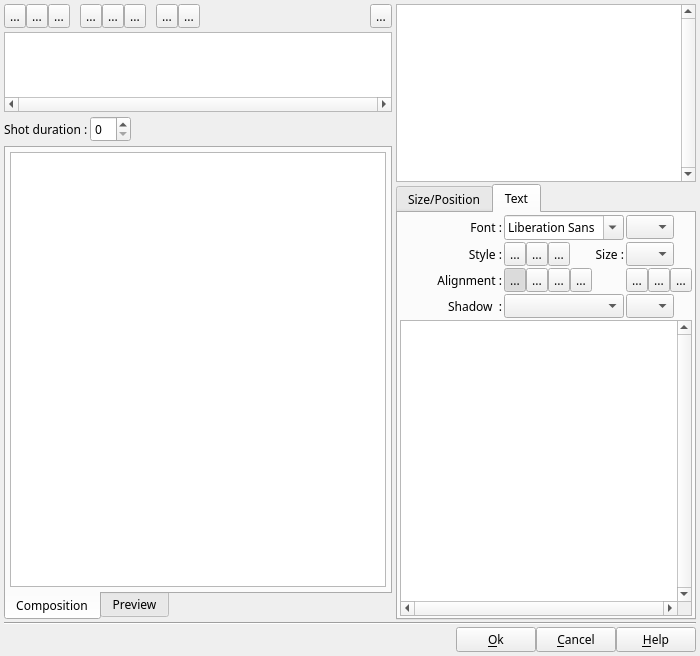
The window that DlgSlideProperties.ui (boenki/ffdiaporama) describes before a commit, drawn with Qt 5.
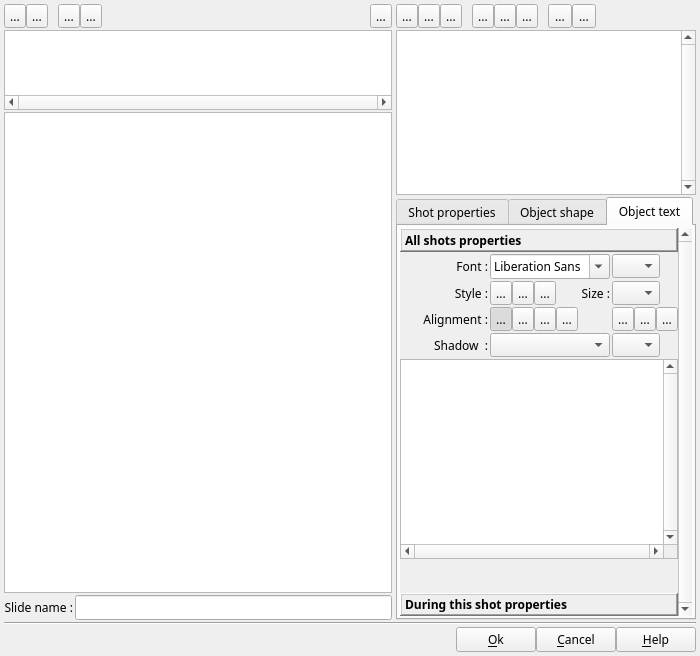
The same window after the commit. The open tabs and pages were chosen to show the change. Icons and pictures are not drawn. Custom widgets are drawn as their Qt base class.

Commit message: Donne vie aux blocs video dans les compositions (suite) - Rend le render fonctionnel avec les nouveaux blocs video

Diff of the .ui file:
```diff
--- a/DlgSlideProperties.ui
+++ b/DlgSlideProperties.ui
@@ -46,7 +46,7 @@
      <item>
       <layout class="QVBoxLayout" name="LeftLayout">
        <property name="spacing">
-        <number>4</number>
+        <number>2</number>
        </property>
        <property name="margin">
         <number>0</number>
@@ -60,7 +60,7 @@
           <number>0</number>
          </property>
          <item>
-          <widget class="QToolButton" name="AddTextBlock">
+          <widget class="QToolButton" name="toolButton">
            <property name="minimumSize">
             <size>
              <width>22</width>
@@ -78,35 +78,12 @@
            </property>
            <property name="icon">
             <iconset>
-             <normaloff>../../../../../../home/dominique/Public/Dev/ffDiaporama/ffDiaporama/icons/add_text.png</normaloff>../../../../../../home/dominique/Public/Dev/ffDiaporama/ffDiaporama/icons/add_text.png</iconset>
+             <normaloff>../../../../../../home/dominique/Public/Dev/ffDiaporama/ffDiaporama/icons/add_project.png</normaloff>../../../../../../home/dominique/Public/Dev/ffDiaporama/ffDiaporama/icons/add_project.png</iconset>
            </property>
           </widget>
          </item>
          <item>
-          <widget class="QToolButton" name="AddFileBlock">
-           <property name="minimumSize">
-            <size>
-             <width>22</width>
-             <height>24</height>
-            </size>
-           </property>
-           <property name="maximumSize">
-            <size>
-             <width>22</width>
-             <height>24</height>
-            </size>
-           </property>
-           <property name="text">
-            <string notr="true">...</string>
-           </property>
-           <property name="icon">
-            <iconset>
-             <normaloff>../../../../../../home/dominique/Public/Dev/ffDiaporama/ffDiaporama/icons/add_image.png</normaloff>../../../../../../home/dominique/Public/Dev/ffDiaporama/ffDiaporama/icons/add_image.png</iconset>
-           </property>
-          </widget>
-         </item>
-         <item>
-          <widget class="QToolButton" name="RemoveBlock">
+          <widget class="QToolButton" name="toolButton_2">
            <property name="minimumSize">
             <size>
              <width>22</width>
@@ -129,101 +106,7 @@
           </widget>
          </item>
          <item>
-          <widget class="QLabel" name="label">
-           <property name="sizePolicy">
-            <sizepolicy hsizetype="Fixed" vsizetype="Fixed">
-             <horstretch>0</horstretch>
-             <verstretch>0</verstretch>
-            </sizepolicy>
-           </property>
-           <property name="minimumSize">
-            <size>
-             <width>10</width>
-             <height>24</height>
-            </size>
-           </property>
-           <property name="maximumSize">
-            <size>
-             <width>10</width>
-             <height>24</height>
-            </size>
-           </property>
-           <property name="text">
-            <string notr="true"/>
-           </property>
-          </widget>
-         </item>
-         <item>
-          <widget class="QToolButton" name="toolButton_5">
-           <property name="minimumSize">
-            <size>
-             <width>22</width>
-             <height>24</height>
-            </size>
-           </property>
-           <property name="maximumSize">
-            <size>
-             <width>22</width>
-             <height>24</height>
-            </size>
-           </property>
-           <property name="text">
-            <string notr="true">...</string>
-           </property>
-           <property name="icon">
-            <iconset>
-             <normaloff>../../../../../../home/dominique/Public/Dev/ffDiaporama/ffDiaporama/icons/editcopy.png</normaloff>../../../../../../home/dominique/Public/Dev/ffDiaporama/ffDiaporama/icons/editcopy.png</iconset>
-           </property>
-          </widget>
-         </item>
-         <item>
-          <widget class="QToolButton" name="toolButton_6">
-           <property name="minimumSize">
-            <size>
-             <width>22</width>
-             <height>24</height>
-            </size>
-           </property>
-           <property name="maximumSize">
-            <size>
-             <width>22</width>
-             <height>24</height>
-            </size>
-           </property>
-           <property name="text">
-            <string notr="true">...</string>
-           </property>
-           <property name="icon">
-            <iconset>
-             <normaloff>../../../../../../home/dominique/Public/Dev/ffDiaporama/ffDiaporama/icons/editcut.png</normaloff>../../../../../../home/dominique/Public/Dev/ffDiaporama/ffDiaporama/icons/editcut.png</iconset>
-           </property>
-          </widget>
-         </item>
-         <item>
-          <widget class="QToolButton" name="toolButton_7">
-           <property name="minimumSize">
-            <size>
-             <width>22</width>
-             <height>24</height>
-            </size>
-           </property>
-           <property name="maximumSize">
-            <size>
-             <width>22</width>
-             <height>24</height>
-            </size>
-           </property>
-           <property name="text">
-            <string notr="true">...</string>
-           </property>
-           <property name="icon">
-            <iconset>
-             <normaloff>../../../../../../home/dominique/Public/Dev/ffDiaporama/ffDiaporama/icons/editpaste.png</normaloff>../../../../../../home/dominique/Public/Dev/ffDiaporama/ffDiaporama/icons/editpaste.png</iconset>
-           </property>
-          </widget>
-         </item>
-         <item>
-          <widget class="QLabel" name="label_2">
+          <widget class="QLabel" name="label_26">
            <property name="sizePolicy">
             <sizepolicy hsizetype="Fixed" vsizetype="Fixed">
              <horstretch>0</horstretch>
@@ -416,71 +299,30 @@
         </widget>
        </item>
        <item>
-        <layout class="QGridLayout" name="ShotProperties">
-         <property name="margin">
-          <number>0</number>
-         </property>
-         <property name="spacing">
-          <number>2</number>
-         </property>
-         <item row="0" column="0">
-          <widget class="QLabel" name="label_15">
-           <property name="text">
-            <string>Shot duration :</string>
-           </property>
-          </widget>
-         </item>
-         <item row="0" column="1">
-          <widget class="QSpinBox" name="spinBox"/>
-         </item>
-         <item row="0" column="2">
-          <spacer name="horizontalSpacer_2">
-           <property name="orientation">
-            <enum>Qt::Horizontal</enum>
-           </property>
-           <property name="sizeHint" stdset="0">
-            <size>
-             <width>40</width>
-             <height>20</height>
-            </size>
-           </property>
-          </spacer>
-         </item>
-        </layout>
-       </item>
-       <item>
-        <widget class="QTabWidget" name="CompoPreview">
-         <property name="tabPosition">
-          <enum>QTabWidget::South</enum>
-         </property>
-         <property name="tabShape">
-          <enum>QTabWidget::Rounded</enum>
-         </property>
-         <property name="currentIndex">
-          <number>0</number>
-         </property>
-         <widget class="QWidget" name="CompositionTab">
-          <attribute name="title">
-           <string>Composition</string>
-          </attribute>
-          <layout class="QVBoxLayout" name="verticalLayout_2">
-           <property name="spacing">
-            <number>2</number>
-           </property>
-           <property name="margin">
-            <number>4</number>
-           </property>
-           <item>
             <widget class="QGraphicsView" name="GraphicsView"/>
            </item>
-          </layout>
-         </widget>
-         <widget class="QWidget" name="PreviewTab">
-          <attribute name="title">
-           <string>Preview</string>
-          </attribute>
-         </widget>
-        </widget>
+       <item>
+        <layout class="QHBoxLayout" name="horizontalLayout_9">
+         <property name="spacing">
+          <number>2</number>
+         </property>
+         <property name="margin">
+          <number>0</number>
+         </property>
+         <item>
+          <widget class="QLabel" name="label_28">
+           <property name="text">
+            <string>Slide name :</string>
+           </property>
+           <property name="alignment">
+            <set>Qt::AlignRight|Qt::AlignTrailing|Qt::AlignVCenter</set>
+           </property>
+          </widget>
+         </item>
+         <item>
+          <widget class="QLineEdit" name="SlideNameED"/>
+         </item>
+        </layout>
        </item>
       </layout>
      </item>
@@ -492,6 +334,233 @@
        <property name="margin">
         <number>0</number>
        </property>
+       <item>
+        <layout class="QHBoxLayout" name="horizontalLayout_8">
+         <property name="spacing">
+          <number>0</number>
+         </property>
+         <property name="bottomMargin">
+          <number>0</number>
+         </property>
+         <item>
+          <widget class="QToolButton" name="AddTextBlock">
+           <property name="minimumSize">
+            <size>
+             <width>22</width>
+             <height>24</height>
+            </size>
+           </property>
+           <property name="maximumSize">
+            <size>
+             <width>22</width>
+             <height>24</height>
+            </size>
+           </property>
+           <property name="text">
+            <string notr="true">...</string>
+           </property>
+           <property name="icon">
+            <iconset>
+             <normaloff>../../../../../../home/dominique/Public/Dev/ffDiaporama/ffDiaporama/icons/add_text.png</normaloff>../../../../../../home/dominique/Public/Dev/ffDiaporama/ffDiaporama/icons/add_text.png</iconset>
+           </property>
+          </widget>
+         </item>
+         <item>
+          <widget class="QToolButton" name="AddFileBlock">
+           <property name="minimumSize">
+            <size>
+             <width>22</width>
+             <height>24</height>
+            </size>
+           </property>
+           <property name="maximumSize">
+            <size>
+             <width>22</width>
+             <height>24</height>
+            </size>
+           </property>
+           <property name="text">
+            <string notr="true">...</string>
+           </property>
+           <property name="icon">
+            <iconset>
+             <normaloff>../../../../../../home/dominique/Public/Dev/ffDiaporama/ffDiaporama/icons/add_image.png</normaloff>../../../../../../home/dominique/Public/Dev/ffDiaporama/ffDiaporama/icons/add_image.png</iconset>
+           </property>
+          </widget>
+         </item>
+         <item>
+          <widget class="QToolButton" name="RemoveBlock">
+           <property name="minimumSize">
+            <size>
+             <width>22</width>
+             <height>24</height>
+            </size>
+           </property>
+           <property name="maximumSize">
+            <size>
+             <width>22</width>
+             <height>24</height>
+            </size>
+           </property>
+           <property name="text">
+            <string notr="true">...</string>
+           </property>
+           <property name="icon">
+            <iconset>
+             <normaloff>../../../../../../home/dominique/Public/Dev/ffDiaporama/ffDiaporama/icons/trash.png</normaloff>../../../../../../home/dominique/Public/Dev/ffDiaporama/ffDiaporama/icons/trash.png</iconset>
+           </property>
+          </widget>
+         </item>
+         <item>
+          <widget class="QLabel" name="label_2">
+           <property name="sizePolicy">
+            <sizepolicy hsizetype="Fixed" vsizetype="Fixed">
+             <horstretch>0</horstretch>
+             <verstretch>0</verstretch>
+            </sizepolicy>
+           </property>
+           <property name="minimumSize">
+            <size>
+             <width>10</width>
+             <height>24</height>
+            </size>
+           </property>
+           <property name="maximumSize">
+            <size>
+             <width>10</width>
+             <height>24</height>
+            </size>
+           </property>
+           <property name="text">
+            <string notr="true"/>
+           </property>
+          </widget>
+         </item>
+         <item>
+          <widget class="QToolButton" name="toolButton_5">
+           <property name="minimumSize">
+            <size>
+             <width>22</width>
+             <height>24</height>
+            </size>
+           </property>
+           <property name="maximumSize">
+            <size>
+             <width>22</width>
+             <height>24</height>
+            </size>
+           </property>
+           <property name="text">
+            <string notr="true">...</string>
+           </property>
+           <property name="icon">
+            <iconset>
+             <normaloff>../../../../../../home/dominique/Public/Dev/ffDiaporama/ffDiaporama/icons/editcopy.png</normaloff>../../../../../../home/dominique/Public/Dev/ffDiaporama/ffDiaporama/icons/editcopy.png</iconset>
+           </property>
+          </widget>
+         </item>
+         <item>
+          <widget class="QToolButton" name="toolButton_6">
+           <property name="minimumSize">
+            <size>
+             <width>22</width>
+             <height>24</height>
+            </size>
+           </property>
+           <property name="maximumSize">
+            <size>
+             <width>22</width>
+             <height>24</height>
+            </size>
+           </property>
+           <property name="text">
+            <string notr="true">...</string>
+           </property>
+           <property name="icon">
+            <iconset>
+             <normaloff>../../../../../../home/dominique/Public/Dev/ffDiaporama/ffDiaporama/icons/editcut.png</normaloff>../../../../../../home/dominique/Public/Dev/ffDiaporama/ffDiaporama/icons/editcut.png</iconset>
+           </property>
+          </widget>
+         </item>
+         <item>
+          <widget class="QToolButton" name="toolButton_7">
+           <property name="minimumSize">
+            <size>
+             <width>22</width>
+             <height>24</height>
+            </size>
+           </property>
+           <property name="maximumSize">
+            <size>
+             <width>22</width>
+             <height>24</height>
+            </size>
+           </property>
+           <property name="text">
+            <string notr="true">...</string>
+           </property>
+           <property name="icon">
+            <iconset>
+             <normaloff>../../../../../../home/dominique/Public/Dev/ffDiaporama/ffDiaporama/icons/editpaste.png</normaloff>../../../../../../home/dominique/Public/Dev/ffDiaporama/ffDiaporama/icons/editpaste.png</iconset>
+           </property>
+          </widget>
+         </item>
+         <item>
+          <widget class="QLabel" name="label_27">
+           <property name="sizePolicy">
+            <sizepolicy hsizetype="Fixed" vsizetype="Fixed">
+             <horstretch>0</horstretch>
+             <verstretch>0</verstretch>
+            </sizepolicy>
+           </property>
+           <property name="minimumSize">
+            <size>
+             <width>10</width>
+             <height>24</height>
+            </size>
+           </property>
+           <property name="maximumSize">
+            <size>
+             <width>10</width>
+             <height>24</height>
+            </size>
+           </property>
+           <property name="text">
+            <string/>
+           </property>
+          </widget>
+         </item>
+         <item>
+          <widget class="QToolButton" name="toolButton_8">
+           <property name="text">
+            <string notr="true">...</string>
+           </property>
+           <property name="icon">
+            <iconset>
+             <normaloff>../../../../../../home/dominique/Public/Dev/ffDiaporama/ffDiaporama/icons/up.png</normaloff>../../../../../../home/dominique/Public/Dev/ffDiaporama/ffDiaporama/icons/up.png</iconset>
+           </property>
+          </widget>
+         </item>
+         <item>
+          <widget class="QToolButton" name="toolButton_10">
+           <property name="text">
+            <string notr="true">...</string>
+           </property>
+           <property name="icon">
+            <iconset>
+             <normaloff>../../../../../../home/dominique/Public/Dev/ffDiaporama/ffDiaporama/icons/down.png</normaloff>../../../../../../home/dominique/Public/Dev/ffDiaporama/ffDiaporama/icons/down.png</iconset>
+           </property>
+          </widget>
+         </item>
+         <item>
+          <widget class="QLabel" name="label">
+           <property name="text">
+            <string notr="true"/>
+           </property>
+          </widget>
+         </item>
+        </layout>
+       </item>
        <item>
         <widget class="QTableWidget" name="BlocTable">
          <property name="sizePolicy">
@@ -545,9 +614,70 @@
          <property name="currentIndex">
           <number>0</number>
          </property>
+         <widget class="QWidget" name="tab">
+          <attribute name="title">
+           <string>Shot properties</string>
+          </attribute>
+          <layout class="QGridLayout" name="gridLayout">
+           <property name="margin">
+            <number>2</number>
+           </property>
+           <property name="spacing">
+            <number>2</number>
+           </property>
+           <item row="0" column="0">
+            <widget class="QLabel" name="label_15">
+             <property name="text">
+              <string>Shot duration :</string>
+             </property>
+             <property name="alignment">
+              <set>Qt::AlignRight|Qt::AlignTrailing|Qt::AlignVCenter</set>
+             </property>
+            </widget>
+           </item>
+           <item row="0" column="1">
+            <widget class="QSpinBox" name="spinBox"/>
+           </item>
+           <item row="1" column="0">
+            <widget class="QLabel" name="label_23">
+             <property name="font">
+              <font>
+               <italic>true</italic>
+              </font>
+             </property>
+             <property name="text">
+              <string>Minimum shot duration :</string>
+             </property>
+             <property name="alignment">
+              <set>Qt::AlignRight|Qt::AlignTrailing|Qt::AlignVCenter</set>
+             </property>
+            </widget>
+           </item>
+           <item row="1" column="1">
+            <widget class="QLabel" name="MiniShotDurationLabel">
+             <property name="text">
+              <string notr="true">0</string>
+             </property>
+            </widget>
+           </item>
+           <item row="2" column="0">
+            <spacer name="verticalSpacer">
+             <property name="orientation">
+              <enum>Qt::Vertical</enum>
+             </property>
+             <property name="sizeHint" stdset="0">
+              <size>
+               <width>20</width>
+               <height>40</height>
+              </size>
+             </property>
+            </spacer>
+           </item>
+          </layout>
+         </widget>
          <widget class="QWidget" name="SizePositionTab">
           <attribute name="title">
-           <string>Size/Position</string>
+           <string>Object shape</string>
           </attribute>
           <layout class="QVBoxLayout" name="verticalLayout_3">
            <property name="spacing">
@@ -589,7 +719,7 @@
                 <x>0</x>
                 <y>0</y>
                 <width>278</width>
-                <height>695</height>
+                <height>713</height>
                </rect>
               </property>
               <layout class="QGridLayout" name="gridLayout_5">
@@ -1119,7 +1249,7 @@
                   <enum>QFrame::Raised</enum>
                  </property>
                  <property name="text">
-                  <string>Global properties</string>
+                  <string>All shots properties</string>
                  </property>
                 </widget>
                </item>
@@ -1138,7 +1268,7 @@
                   <enum>QFrame::Raised</enum>
                  </property>
                  <property name="text">
-                  <string>During this shot</string>
+                  <string>During this shot properties</string>
                  </property>
                 </widget>
                </item>
@@ -1293,7 +1423,7 @@
                  </property>
                 </widget>
                </item>
-               <item row="13" column="0">
+               <item row="12" column="0">
                 <widget class="QLabel" name="FileNameLabel">
                  <property name="text">
                   <string>Filename :</string>
@@ -1303,14 +1433,7 @@
                  </property>
                 </widget>
                </item>
-               <item row="12" column="0" colspan="4">
-                <widget class="Line" name="line">
-                 <property name="orientation">
-                  <enum>Qt::Horizontal</enum>
-                 </property>
-                </widget>
-               </item>
-               <item row="13" column="1" colspan="3">
+               <item row="12" column="1" colspan="3">
                 <layout class="QHBoxLayout" name="horizontalLayout_7">
                  <property name="spacing">
                   <number>0</number>
@@ -1338,7 +1461,7 @@
                  </item>
                 </layout>
                </item>
-               <item row="14" column="1" colspan="3">
+               <item row="13" column="1" colspan="3">
                 <widget class="QPushButton" name="ImageEditTransformBT">
                  <property name="sizePolicy">
                   <sizepolicy hsizetype="Preferred" vsizetype="Fixed">
@@ -1351,14 +1474,14 @@
                  </property>
                 </widget>
                </item>
-               <item row="15" column="1" colspan="3">
+               <item row="14" column="1" colspan="3">
                 <widget class="QPushButton" name="VideoEditBT">
                  <property name="text">
                   <string>Cut video</string>
                  </property>
                 </widget>
                </item>
-               <item row="14" column="0">
+               <item row="13" column="0">
                 <widget class="QLabel" name="ImageEditTransformLabel">
                  <property name="text">
                   <string>Image :</string>
@@ -1368,7 +1491,7 @@
                  </property>
                 </widget>
                </item>
-               <item row="15" column="0">
+               <item row="14" column="0">
                 <widget class="QLabel" name="VideoEditLabel">
                  <property name="text">
                   <string>Video :</string>
@@ -1704,6 +1827,13 @@
                  </property>
                 </widget>
                </item>
+               <item row="15" column="1" colspan="3">
+                <widget class="QCheckBox" name="checkBox_2">
+                 <property name="text">
+                  <string>Have sound</string>
+                 </property>
+                </widget>
+               </item>
               </layout>
              </widget>
             </widget>
@@ -1712,7 +1842,7 @@
          </widget>
          <widget class="QWidget" name="TabText">
           <attribute name="title">
-           <string>Text</string>
+           <string>Object text</string>
           </attribute>
           <layout class="QGridLayout" name="gridLayout_3">
            <property name="margin">
@@ -1721,7 +1851,56 @@
            <property name="spacing">
             <number>2</number>
            </property>
-           <item row="2" column="0">
+           <item row="0" column="0">
+            <widget class="QScrollArea" name="scrollArea">
+             <property name="frameShape">
+              <enum>QFrame::NoFrame</enum>
+             </property>
+             <property name="verticalScrollBarPolicy">
+              <enum>Qt::ScrollBarAlwaysOn</enum>
+             </property>
+             <property name="horizontalScrollBarPolicy">
+              <enum>Qt::ScrollBarAlwaysOff</enum>
+             </property>
+             <property name="widgetResizable">
+              <bool>true</bool>
+             </property>
+             <widget class="QWidget" name="scrollAreaWidgetContents">
+              <property name="geometry">
+               <rect>
+                <x>0</x>
+                <y>0</y>
+                <width>276</width>
+                <height>385</height>
+               </rect>
+              </property>
+              <layout class="QVBoxLayout" name="verticalLayout" stretch="0,0,0,0,0">
+               <property name="spacing">
+                <number>2</number>
+               </property>
+               <property name="margin">
+                <number>0</number>
+               </property>
+               <item>
+                <widget class="QLabel" name="label_24">
+                 <property name="font">
+                  <font>
+                   <weight>75</weight>
+                   <bold>true</bold>
+                  </font>
+                 </property>
+                 <property name="frameShape">
+                  <enum>QFrame::WinPanel</enum>
+                 </property>
+                 <property name="frameShadow">
+                  <enum>QFrame::Raised</enum>
+                 </property>
+                 <property name="text">
+                  <string>All shots properties</string>
+                 </property>
+                </widget>
+               </item>
+               <item>
             <layout class="QGridLayout" name="gridLayout_2">
              <property name="margin">
               <number>0</number>
@@ -2045,25 +2224,6 @@
                </item>
               </layout>
              </item>
-             <item row="0" column="1">
-              <widget class="QFontComboBox" name="fontStyleCB">
-               <property name="sizePolicy">
-                <sizepolicy hsizetype="Fixed" vsizetype="Preferred">
-                 <horstretch>0</horstretch>
-                 <verstretch>0</verstretch>
-                </sizepolicy>
-               </property>
-               <property name="maximumSize">
-                <size>
-                 <width>120</width>
-                 <height>16777215</height>
-                </size>
-               </property>
-               <property name="toolTip">
-                <string>Select font family</string>
-               </property>
-              </widget>
-             </item>
              <item row="1" column="2">
               <widget class="QComboBox" name="fontSize">
                <property name="sizePolicy">
@@ -2276,16 +2436,47 @@
                </item>
               </layout>
              </item>
-            </layout>
-           </item>
-           <item row="13" column="0">
+                 <item row="0" column="1">
+                  <widget class="QFontComboBox" name="fontStyleCB">
+                   <property name="sizePolicy">
+                    <sizepolicy hsizetype="Fixed" vsizetype="Preferred">
+                     <horstretch>0</horstretch>
+                     <verstretch>0</verstretch>
+                    </sizepolicy>
+                   </property>
+                   <property name="maximumSize">
+                    <size>
+                     <width>120</width>
+                     <height>16777215</height>
+                    </size>
+                   </property>
+                   <property name="toolTip">
+                    <string>Select font family</string>
+                   </property>
+                  </widget>
+                 </item>
+                </layout>
+               </item>
+               <item>
             <widget class="QPlainTextEdit" name="plainTextEdit">
              <property name="sizePolicy">
-              <sizepolicy hsizetype="Expanding" vsizetype="Expanding">
+                  <sizepolicy hsizetype="Expanding" vsizetype="Fixed">
                <horstretch>0</horstretch>
                <verstretch>0</verstretch>
               </sizepolicy>
              </property>
+                 <property name="minimumSize">
+                  <size>
+                   <width>0</width>
+                   <height>200</height>
+                  </size>
+                 </property>
+                 <property name="maximumSize">
+                  <size>
+                   <width>16777215</width>
+                   <height>200</height>
+                  </size>
+                 </property>
              <property name="verticalScrollBarPolicy">
               <enum>Qt::ScrollBarAlwaysOn</enum>
              </property>
@@ -2298,6 +2489,42 @@
              <property name="plainText">
               <string notr="true"/>
              </property>
+                </widget>
+               </item>
+               <item>
+                <widget class="QLabel" name="Spacer_2">
+                 <property name="minimumSize">
+                  <size>
+                   <width>0</width>
+                   <height>30</height>
+                  </size>
+                 </property>
+                 <property name="text">
+                  <string notr="true"/>
+                 </property>
+                </widget>
+               </item>
+               <item>
+                <widget class="QLabel" name="label_25">
+                 <property name="font">
+                  <font>
+                   <weight>75</weight>
+                   <bold>true</bold>
+                  </font>
+                 </property>
+                 <property name="frameShape">
+                  <enum>QFrame::WinPanel</enum>
+                 </property>
+                 <property name="frameShadow">
+                  <enum>QFrame::Raised</enum>
+                 </property>
+                 <property name="text">
+                  <string>During this shot properties</string>
+                 </property>
+                </widget>
+               </item>
+              </layout>
+             </widget>
             </widget>
            </item>
           </layout>
```
Lines whose indentation alone changed are shown as unchanged. The commit also changes 10 other files.
